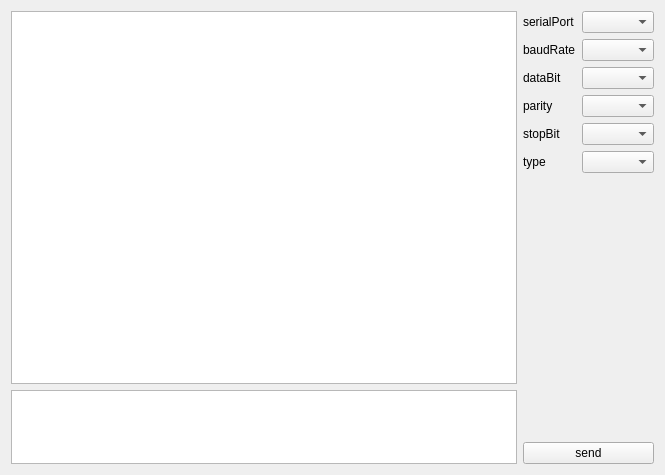
This is mainwindow.ui in aiwang23/serialPortTools as Qt 5 draws it before an edit. The edited form follows.
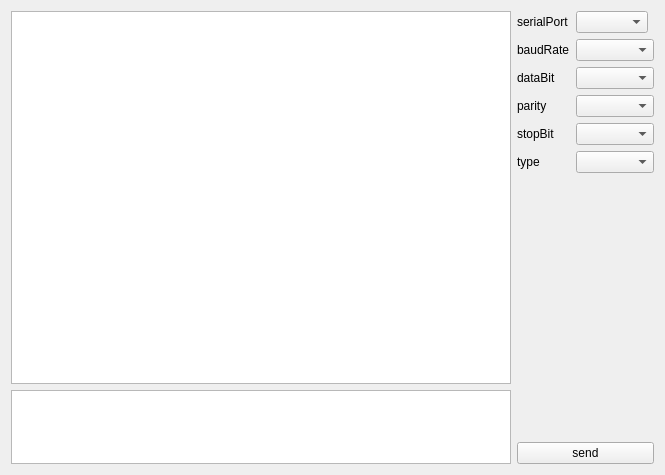
This is the edited form. Custom widgets are drawn as their Qt base class.

Commit message: 添加二进制和16进制的显示和刷新serial按钮

Diff of the .ui file:
```diff
--- a/mainwindow.ui
+++ b/mainwindow.ui
@@ -13,7 +13,7 @@
   <property name="windowTitle">
    <string>mainWindow</string>
   </property>
-  <layout class="QHBoxLayout" name="horizontalLayout" stretch="4,1">
+  <layout class="QHBoxLayout" name="horizontalLayout" stretch="10,1">
    <item>
     <layout class="QVBoxLayout" name="verticalLayout" stretch="5,1">
      <item>
@@ -25,28 +25,7 @@
     </layout>
    </item>
    <item>
-    <layout class="QGridLayout" name="gridLayout">
-     <item row="0" column="0">
-      <widget class="QLabel" name="label_port">
-       <property name="text">
-        <string>serialPort</string>
-       </property>
-      </widget>
-     </item>
-     <item row="2" column="0">
-      <widget class="QLabel" name="label_databit">
-       <property name="text">
-        <string>dataBit</string>
-       </property>
-      </widget>
-     </item>
-     <item row="8" column="0" colspan="2">
-      <widget class="ElaPushButton" name="pushButton_send">
-       <property name="text">
-        <string>send</string>
-       </property>
-      </widget>
-     </item>
+    <layout class="QGridLayout" name="gridLayout" columnstretch="0,0,0">
      <item row="3" column="0">
       <widget class="QLabel" name="label_parity">
        <property name="text">
@@ -54,12 +33,6 @@
        </property>
       </widget>
      </item>
-     <item row="4" column="1">
-      <widget class="ElaComboBox" name="comboBox_stopbit"/>
-     </item>
-     <item row="1" column="1">
-      <widget class="ElaComboBox" name="comboBox_baud"/>
-     </item>
      <item row="1" column="0">
       <widget class="QLabel" name="label_baud">
        <property name="text">
@@ -67,32 +40,6 @@
        </property>
       </widget>
      </item>
-     <item row="0" column="1">
-      <widget class="ElaComboBox" name="comboBox_port"/>
-     </item>
-     <item row="2" column="1">
-      <widget class="ElaComboBox" name="comboBox_databit"/>
-     </item>
-     <item row="3" column="1">
-      <widget class="ElaComboBox" name="comboBox_parity"/>
-     </item>
-     <item row="5" column="1">
-      <widget class="ElaComboBox" name="comboBox_show_type"/>
-     </item>
-     <item row="5" column="0">
-      <widget class="QLabel" name="label_show_type">
-       <property name="text">
-        <string>type</string>
-       </property>
-      </widget>
-     </item>
-     <item row="4" column="0">
-      <widget class="QLabel" name="label_stopbit">
-       <property name="text">
-        <string>stopBit</string>
-       </property>
-      </widget>
-     </item>
      <item row="6" column="1">
       <widget class="ElaToggleButton" name="toggleswitch_open" native="true"/>
      </item>
@@ -109,6 +56,59 @@
        </property>
       </spacer>
      </item>
+     <item row="0" column="1">
+      <widget class="ElaComboBox" name="comboBox_port"/>
+     </item>
+     <item row="2" column="0">
+      <widget class="QLabel" name="label_databit">
+       <property name="text">
+        <string>dataBit</string>
+       </property>
+      </widget>
+     </item>
+     <item row="4" column="0">
+      <widget class="QLabel" name="label_stopbit">
+       <property name="text">
+        <string>stopBit</string>
+       </property>
+      </widget>
+     </item>
+     <item row="0" column="0">
+      <widget class="QLabel" name="label_port">
+       <property name="text">
+        <string>serialPort</string>
+       </property>
+      </widget>
+     </item>
+     <item row="5" column="0">
+      <widget class="QLabel" name="label_show_type">
+       <property name="text">
+        <string>type</string>
+       </property>
+      </widget>
+     </item>
+     <item row="1" column="1" colspan="2">
+      <widget class="ElaComboBox" name="comboBox_baud"/>
+     </item>
+     <item row="2" column="1" colspan="2">
+      <widget class="ElaComboBox" name="comboBox_databit"/>
+     </item>
+     <item row="3" column="1" colspan="2">
+      <widget class="ElaComboBox" name="comboBox_parity"/>
+     </item>
+     <item row="4" column="1" colspan="2">
+      <widget class="ElaComboBox" name="comboBox_stopbit"/>
+     </item>
+     <item row="5" column="1" colspan="2">
+      <widget class="ElaComboBox" name="comboBox_show_type"/>
+     </item>
+     <item row="8" column="0" colspan="3">
+      <widget class="ElaPushButton" name="pushButton_send">
+       <property name="text">
+        <string>send</string>
+       </property>
+      </widget>
+     </item>
     </layout>
    </item>
   </layout>
```
The commit also changes 5 other files.
